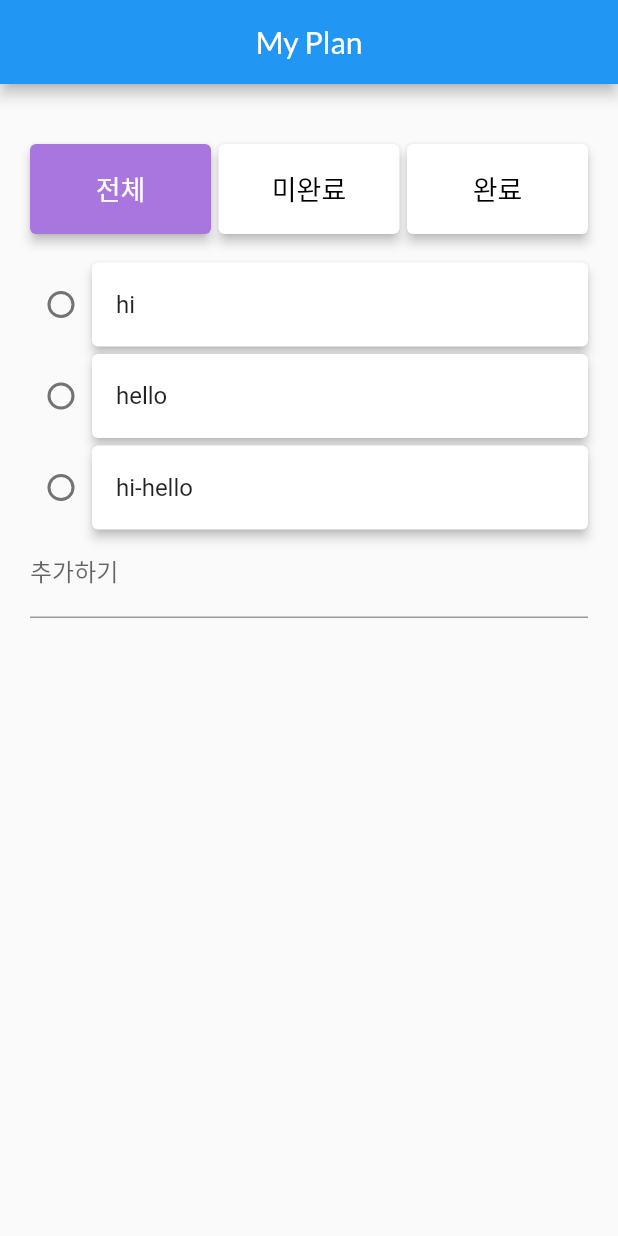
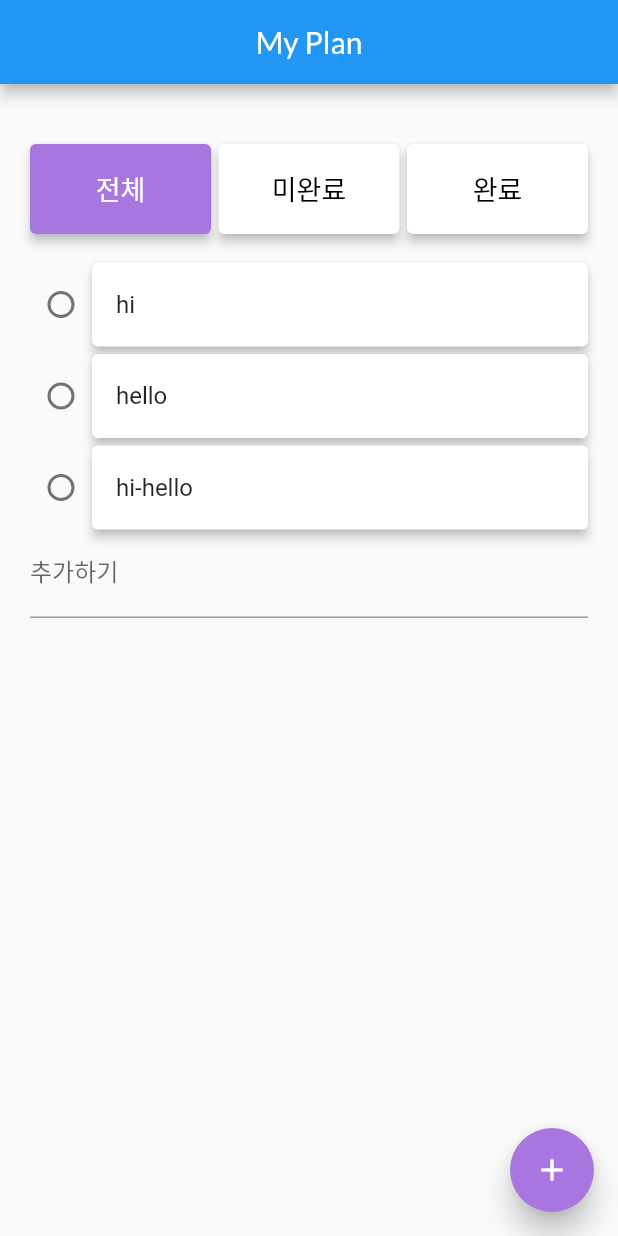
Before and after one commit to shseok/flutter_riverpod_diary, a Flutter app: the screen it shows after launch, on a phone screen of 412 x 824 dp. Run offline on Flutter 3.47's test engine with Material 2 defaults, Android fonts, the phone set to English and light mode, and no system bars; drawn by our look-alikes of flutter_speed_dial; our stand-ins replace flutter_hooks, flutter_riverpod, google_fonts, hooks_riverpod.

Commit message:
Add FloatingActinoButton

```diff
--- a/lib/main.dart
+++ b/lib/main.dart
@@ -1,10 +1,10 @@
 import 'package:flutter/material.dart'; // 기본 내장
 import 'package:flutter_prac/provider/todo_provider.dart';
 import 'package:flutter_prac/ui/filter_widget.dart';
+import 'package:flutter_prac/ui/floating_button_widget.dart';
 import 'package:flutter_prac/ui/item_widget.dart';
 import 'package:flutter_hooks/flutter_hooks.dart';
 import 'package:hooks_riverpod/hooks_riverpod.dart';
-import 'package:flutter_prac/ui/title_widget.dart';
 import 'package:google_fonts/google_fonts.dart';
 
 /// Some keys used for testing
@@ -29,7 +29,11 @@ class MyApp extends StatelessWidget {
 }
 
 class MyPage extends HookConsumerWidget {
-  const MyPage({Key? key}) : super(key: key);
+
+  MyPage({Key? key}) : super(key: key);
+
+  ValueNotifier<bool> isDialOpen = ValueNotifier(false);
+  var rmicons = false;
 
   @override
   Widget build(BuildContext context, WidgetRef ref) {
@@ -81,6 +85,7 @@ class MyPage extends HookConsumerWidget {
                   ),
                 ]
             ),
+          floatingActionButton: myFloatingActionButtonWidget(isDialOpen: isDialOpen, rmicons: rmicons,),
         )
     );
   }
--- /dev/null
+++ b/lib/ui/floating_button_widget.dart
@@ -0,0 +1,78 @@
+import 'package:flutter/material.dart';
+import 'package:flutter_speed_dial/flutter_speed_dial.dart';
+
+class myFloatingActionButtonWidget extends StatefulWidget {
+  final ValueNotifier<bool> isDialOpen;
+  late bool rmicons;
+
+  myFloatingActionButtonWidget({Key? key, required this.isDialOpen, required this.rmicons}) : super(key: key);
+
+  @override
+  State<myFloatingActionButtonWidget> createState() => _myFloatingActionButtonWidgetState();
+}
+
+class _myFloatingActionButtonWidgetState extends State<myFloatingActionButtonWidget> {
+
+  @override
+  Widget build(BuildContext context) {
+    return SpeedDial(
+      backgroundColor: Color(0xffA876DE),
+      // add 0xff to front
+      icon: Icons.add,
+      activeIcon: Icons.close,
+      spacing: 3,
+      openCloseDial: widget.isDialOpen,
+      buttonSize: const Size(56.0, 56.0),
+      childrenButtonSize: const Size(56.0, 56.0),
+      visible: true,
+      direction: SpeedDialDirection.up,
+      renderOverlay: true,
+      onOpen: () => debugPrint('OPENING DIAL'),
+      onClose: () => debugPrint('DIAL CLOSED'),
+      elevation: 8.0,
+      isOpenOnStart: false,
+      animationSpeed: 150,
+      overlayColor: Colors.black,
+      overlayOpacity: 0.5,
+      children: [
+        SpeedDialChild(
+          child: !widget.rmicons
+              ? const Icon(
+            Icons.post_add,
+          )
+              : null,
+          backgroundColor: Colors.white,
+          // foregroundColor: Colors.white,
+          label: '추가',
+          onTap: () => setState(() => widget.rmicons = !widget.rmicons),
+          onLongPress: () => debugPrint('FIRST CHILD LONG PRESS'),
+        ),
+        SpeedDialChild(
+          child: !widget.rmicons
+              ? const Icon(
+            Icons.delete_outline,
+          )
+              : null,
+          backgroundColor: Colors.white,
+          // foregroundColor: Colors.white,
+          label: '삭제',
+          onTap: () => debugPrint('SECOND CHILD'),
+        ),
+        SpeedDialChild(
+          child: !widget.rmicons
+              ? const Icon(
+            Icons.edit_note,
+          )
+              : null,
+          backgroundColor: Colors.white,
+          // foregroundColor: Colors.white,
+          label: '수정',
+          visible: true,
+          onTap: () => ScaffoldMessenger.of(context).showSnackBar(
+              const SnackBar(content: Text(("Third Child Pressed")))),
+          onLongPress: () => debugPrint('THIRD CHILD LONG PRESS'),
+        ),
+      ],
+    );
+  }
+}
--- a/pubspec.yaml
+++ b/pubspec.yaml
@@ -37,11 +37,12 @@ dependencies:
   uuid: ^3.0.6
   flutter_riverpod: ^2.0.0-dev.0
   hooks_riverpod: ^2.0.0-dev.0
+  flutter_speed_dial: ^5.1.0
+  google_fonts: ^2.3.1
 
 dev_dependencies:
   flutter_test:
     sdk: flutter
-  google_fonts: ^2.3.1
 
   # The "flutter_lints" package below contains a set of recommended lints to
   # encourage good coding practices. The lint set provided by the package is
```
Also changed, not shown: pubspec.lock.
